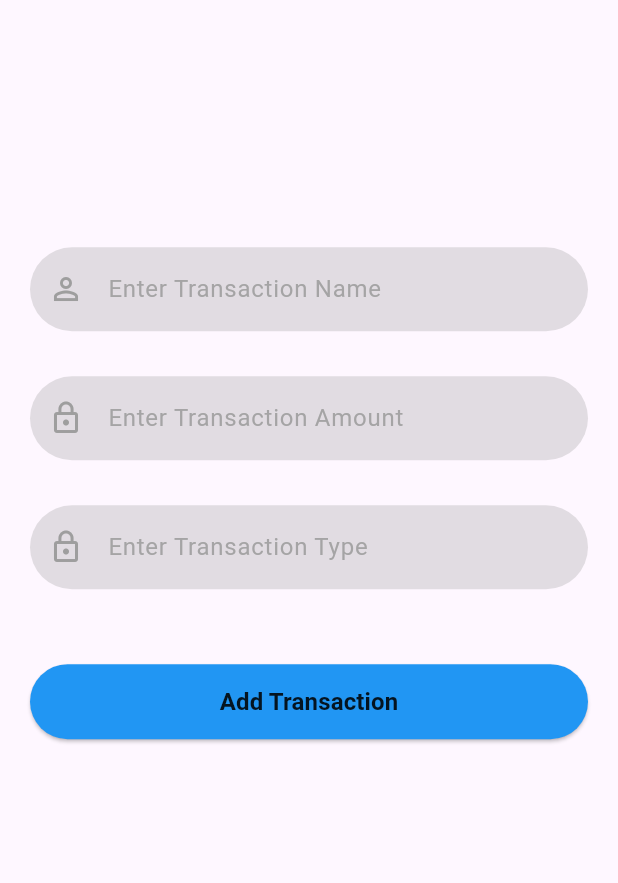
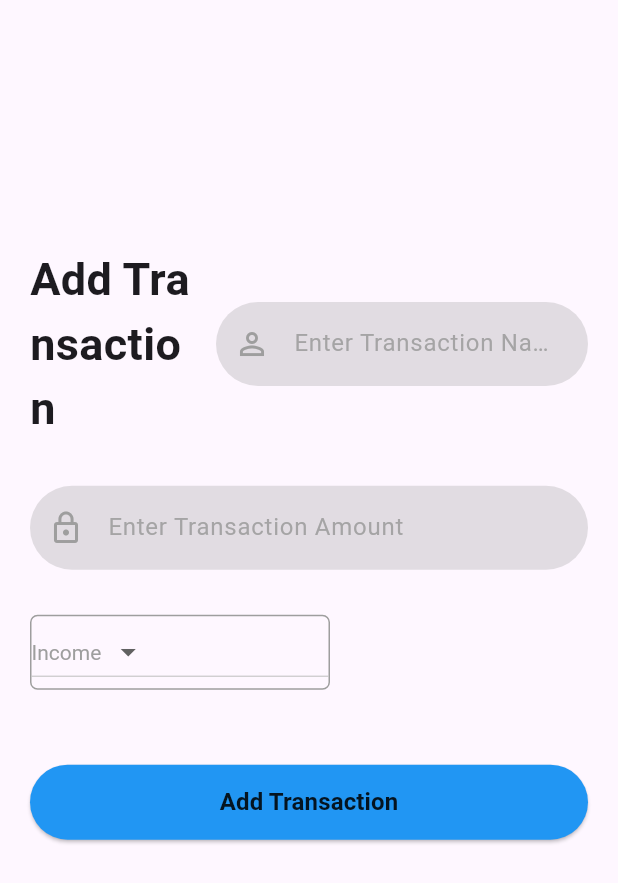
Before and after one commit to devuslee/financemanagement, a Flutter app: the HomeScreen screen opened directly, after a tap on an icon or button, on a phone screen of 412 x 824 dp. Shown: the top 883 px of the screen. Run offline on Flutter 3.47's test engine with Material 3 defaults, Android fonts, the phone set to English and light mode, and no system bars; our stand-ins replace cloud_firestore, firebase_auth, firebase_core; accounts and stored records are empty.

Commit message:
Transaction screen
UNDONE

```diff
--- a/lib/screens/add_transaction_screen.dart
+++ b/lib/screens/add_transaction_screen.dart
@@ -12,6 +12,7 @@ import 'package:firebase_core/firebase_core.dart';
 import 'package:financemanagement/reusable_widget/reusable_widget.dart';
 
 
+const List<String> transactionTypeList = ["Income", "Expense"];
 
 class AddTransactionScreen extends StatefulWidget {
   const AddTransactionScreen({super.key});
@@ -24,6 +25,8 @@ class _AddTransactionScreenState extends State<AddTransactionScreen> {
   TextEditingController transactionName = TextEditingController();
   TextEditingController transactionAmount = TextEditingController();
   TextEditingController transactionType = TextEditingController();
+  int timestamp = DateTime.now().millisecondsSinceEpoch;
+  String dropdownValue = transactionTypeList.first;
 
   @override
   Widget build(BuildContext context) {
@@ -37,18 +40,65 @@ class _AddTransactionScreenState extends State<AddTransactionScreen> {
                 20, MediaQuery.of(context).size.height * 0.2, 20, 0),
             child: Column(
               children: <Widget>[
-                reusableTextField("Enter Transaction Name", Icons.person_outline, false, transactionName),
+                Row(
+                  children: [
+                    Expanded(
+                      flex: 1,
+                      child: Padding(
+                        padding: const EdgeInsets.only(right: 10),
+                        child: Text(
+                          "Add Transaction",
+                          style: TextStyle(
+                            fontSize: 30,
+                            fontWeight: FontWeight.bold,
+                        ),
+                      ),
+                      )
+                    ),
+                    Expanded(
+                      flex: 2,
+                        child: reusableTextField("Enter Transaction Name", Icons.person_outline, false, transactionName),
+                    )],
+                ),
                 SizedBox(height: 30),
-                reusableTextField("Enter Transaction Amount", Icons.lock_outline, true, transactionAmount),
+                reusableTextField("Enter Transaction Amount", Icons.lock_outline, false, transactionAmount),
                 SizedBox(height: 30),
-                reusableTextField("Enter Transaction Type", Icons.lock_outline, true, transactionType),
+                Row(
+                  mainAxisAlignment: MainAxisAlignment.start,
+                  children: [
+                    Container(
+                      width: 200, // Set width to screen width
+                      decoration: BoxDecoration(
+                        border: Border.all(color: Colors.grey),
+                        borderRadius: BorderRadius.circular(5.0),
+                      ),
+                        child: DropdownButton<String>
+                          (value: dropdownValue,
+                          elevation: 16,
+                          style: const TextStyle(color: Colors.grey),
+                          onChanged: (String? newValue) {
+                            setState(() {
+                              dropdownValue = newValue!;
+                            });
+                          },
+                          items: transactionTypeList.map<DropdownMenuItem<String>>((String value) {
+                            return DropdownMenuItem<String>(
+                              value: value,
+                              child: Text(value),
+                            );
+                          }).toList(),
+                        ),
+                    ),
+                  ],
+                ),
                 SizedBox(height: 30),
                 signInButton(context, "Add Transaction", Colors.blue, (){
                   CollectionReference collRef = FirebaseFirestore.instance.collection("Transaction");
                   collRef.add({
                     "transactionName": transactionName.text,
                     "transactionAmount": transactionAmount.text,
-                    "transactionType": transactionType.text
+                    "transactionType": transactionType.text,
+                    "transactionTime": timestamp
                   }).then((value) {
                     Navigator.push(context,
                       MaterialPageRoute(builder: (context) => HomeScreen()));
--- a/lib/screens/home_screen.dart
+++ b/lib/screens/home_screen.dart
@@ -90,7 +90,8 @@ class _HomeScreenState extends State<HomeScreen> {
                     List<Row> transactionWidgets = [];
 
                     if(snapshot.hasData) {
-                      final transactions = snapshot.data?.docs.reversed.toList();
+                      final transactions = snapshot.data?.docs.toList();
+                      transactions?.sort((a, b) => b["transactionTime"].compareTo(a["transactionTime"]));
                       for(var transaction in transactions!) {
                         final transactionName = transaction["transactionName"];
                         final transactionAmount = transaction["transactionAmount"];
@@ -104,6 +105,7 @@ class _HomeScreenState extends State<HomeScreen> {
                           ],
                         );
                         transactionWidgets.add(transactionWidget);
+
                       }
                     }
                     return Expanded(
@@ -112,7 +114,16 @@ class _HomeScreenState extends State<HomeScreen> {
                           for (var transactionWidget in transactionWidgets)
                             Container(
                               height: 100,
-                              color: Colors.amber[600],
+                              decoration: BoxDecoration(
+                                color: Colors.amber[700],
+                                border:  Border(
+                                  bottom: BorderSide(
+                                    color: Colors.grey.withOpacity(0.5),
+                                    width: 1,
+                                  ),
+
+                                )
+                            ),
                               child: Row(
                                 children: [
                                   Expanded(
@@ -127,12 +138,13 @@ class _HomeScreenState extends State<HomeScreen> {
                                         ),
                                       ),
                                     ),
+                                    flex: 2,
                                   ),
                                   Expanded(
                                     child: Padding(
                                       padding: const EdgeInsets.all(8.0),
                                       child: Text(
-                                        (transactionWidget as Row).children[1].toString(), // Accessing transactionAmount
+                                        (transactionWidget as Row).children[2].toString(), // Accessing transactionAmount
                                           textAlign: TextAlign.center, // Adjust as needed
                                           style: TextStyle(
                                             fontWeight: FontWeight.bold,
@@ -140,12 +152,13 @@ class _HomeScreenState extends State<HomeScreen> {
                                           ),
                                         ),
                                     ),
+                                    flex: 1,
                                   ),
                                   Expanded(
                                     child: Padding(
                                       padding: const EdgeInsets.all(8.0),
                                         child: Text(
-                                          (transactionWidget as Row).children[2].toString(), // Accessing transactionType
+                                          (transactionWidget as Row).children[1].toString(), // Accessing transactionType
                                           textAlign: TextAlign.right, // Adjust as needed
                                           style: TextStyle(
                                             fontWeight: FontWeight.bold,
@@ -153,6 +166,7 @@ class _HomeScreenState extends State<HomeScreen> {
                                           ),
                                         ),
                                       ),
+                                    flex: 1,
                                   ), // Accessing transactionType
                                 ],
                               ),
```
